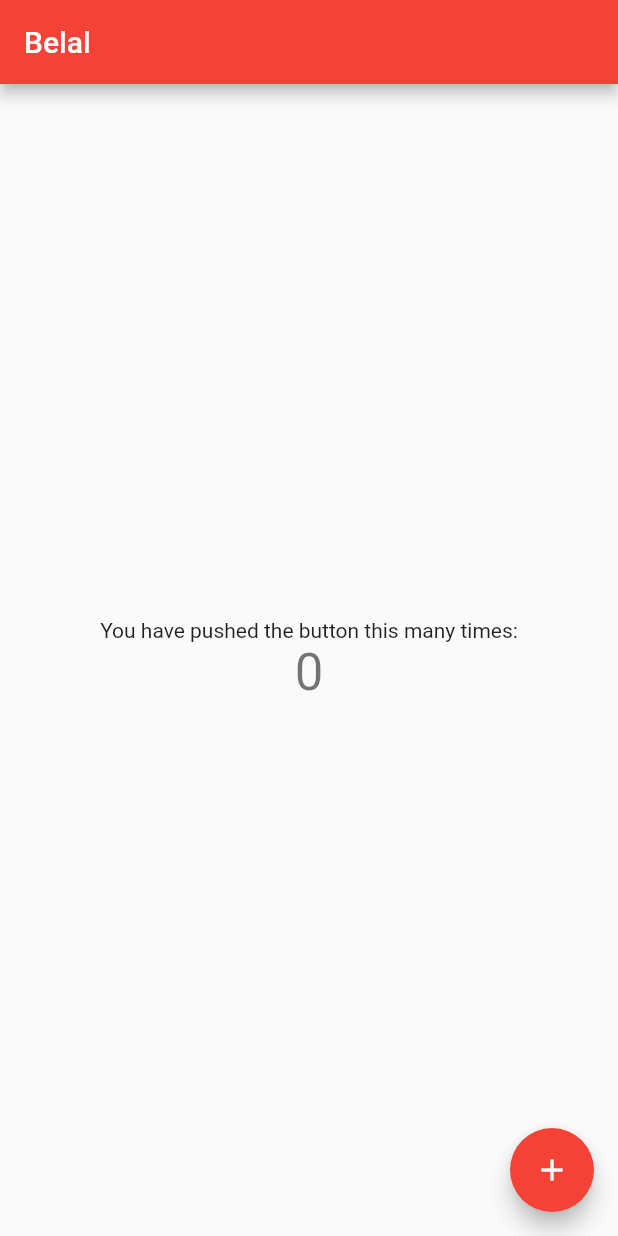
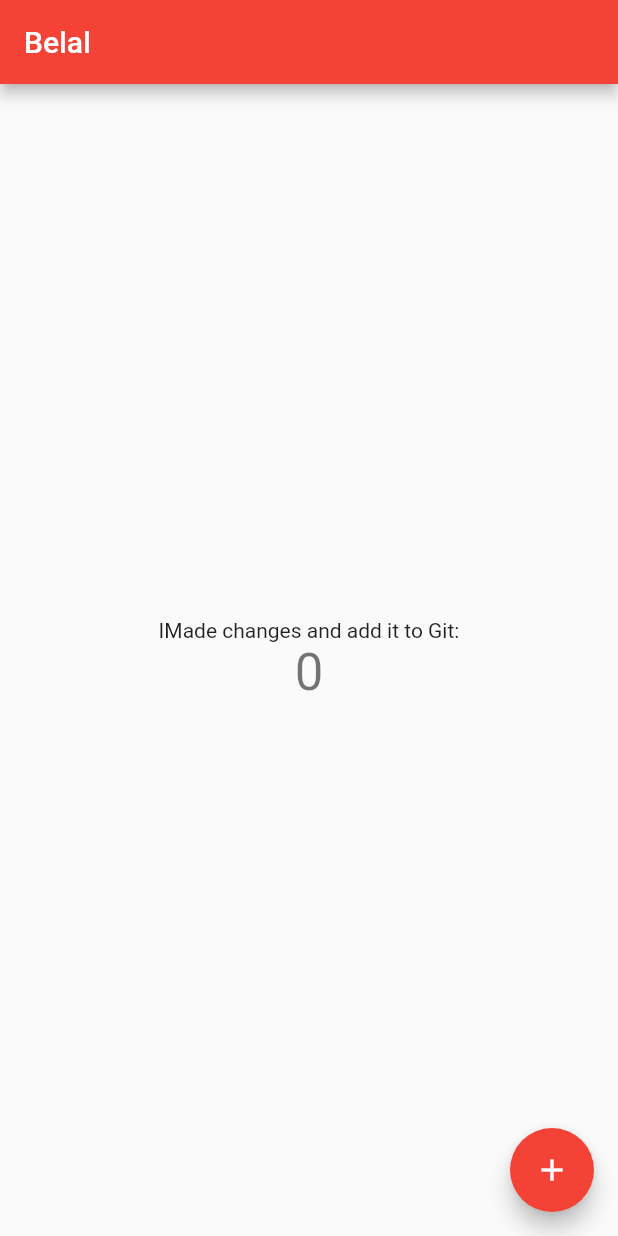
Before and after one commit to BelallHassan/gittest, a Flutter app: the screen it shows after launch, on a phone screen of 412 x 824 dp. Run offline on Flutter 3.47's test engine with Material 2 defaults, Android fonts, the phone set to English and light mode, and no system bars.

```diff
--- a/lib/main.dart
+++ b/lib/main.dart
@@ -96,7 +96,7 @@ class _MyHomePageState extends State<MyHomePage> {
           mainAxisAlignment: MainAxisAlignment.center,
           children: <Widget>[
             const Text(
-              'You have pushed the button this many times:',
+              'IMade changes and add it to Git:',
             ),
             Text(
               '$_counter',
```
